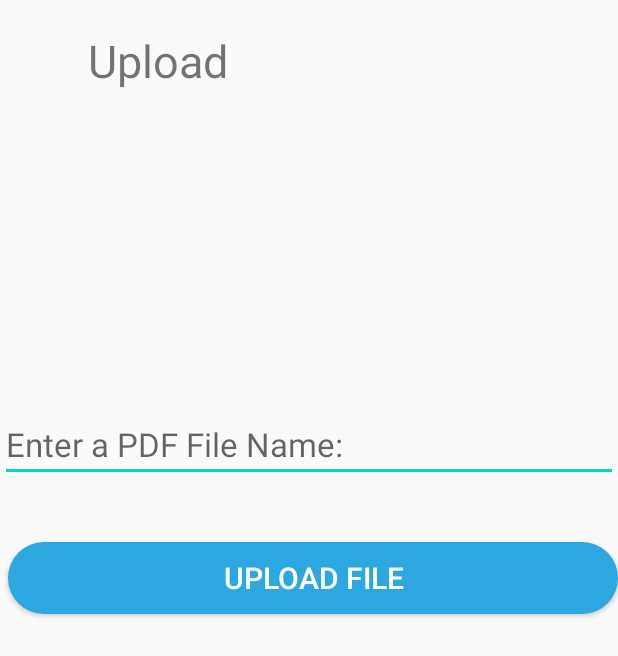
After one commit to HackathonProjects2020-2021/Rapidemics, an Android app: the uploadReport screen opened directly, with no data from a screen before it, on a phone screen of 412 x 824 dp. The commit adds this screen. Shown: the top 656 px of the screen. Run offline under Robolectric (Android 15) with nearby library versions, the phone set to English and light mode, and no system bars; our stand-ins replace Firebase (no records; nobody signed in at launch, a user with empty details on screens opened directly).

Commit message:
timestamp, file upload ui display

```diff
--- a/app/build.gradle
+++ b/app/build.gradle
@@ -37,6 +37,7 @@ dependencies {
     implementation 'com.google.firebase:firebase-auth:19.3.1'
     implementation 'androidx.constraintlayout:constraintlayout:1.1.3'
     implementation 'androidx.cardview:cardview:1.0.0'
+    implementation 'com.google.firebase:firebase-storage:16.0.4'
     testImplementation 'junit:junit:4.12'
     androidTestImplementation 'androidx.test.ext:junit:1.1.1'
     androidTestImplementation 'androidx.test.espresso:espresso-core:3.2.0'
@@ -45,5 +46,4 @@ dependencies {
     implementation 'com.google.firebase:firebase-database:19.3.0'
 
 
-
 }
--- /dev/null
+++ b/app/src/main/java/app/patientocity/uploadReport.java
@@ -0,0 +1,102 @@
+package app.patientocity;
+
+import androidx.annotation.Nullable;
+import androidx.appcompat.app.AppCompatActivity;
+
+import android.app.ProgressDialog;
+import android.content.Intent;
+import android.net.Uri;
+import android.os.Bundle;
+import android.view.View;
+import android.widget.Button;
+import android.widget.EditText;
+import android.widget.Toast;
+
+import com.google.android.gms.tasks.OnSuccessListener;
+import com.google.android.gms.tasks.Task;
+import com.google.firebase.database.DatabaseReference;
+import com.google.firebase.database.FirebaseDatabase;
+import com.google.firebase.storage.FirebaseStorage;
+import com.google.firebase.storage.OnProgressListener;
+import com.google.firebase.storage.StorageReference;
+import com.google.firebase.storage.UploadTask;
+
+public class uploadReport extends AppCompatActivity {
+
+    EditText editPDFName;
+    Button addPDF;
+
+    StorageReference storageReference;
+    DatabaseReference databaseReference;
+
+    @Override
+    protected void onCreate(Bundle savedInstanceState) {
+        super.onCreate(savedInstanceState);
+        setContentView(R.layout.activity_upload_report);
+
+        editPDFName=(EditText)findViewById(R.id.editFileName);
+        addPDF = (Button)(findViewById(R.id.file));
+
+        storageReference = FirebaseStorage.getInstance().getReference();
+        databaseReference = FirebaseDatabase.getInstance().getReference("uploads");
+
+        addPDF.setOnClickListener(new View.OnClickListener() {
+            @Override
+            public void onClick(View v) {
+                selectPDFFILE();
+            }
+        });
+
+
+
+
+
+
+    }
+
+    private void selectPDFFILE(){
+        Intent intent = new Intent();
+        intent.setType("application/pdf");
+        intent.setAction(Intent.ACTION_GET_CONTENT);
+        startActivityForResult(Intent.createChooser(intent,"Select PDF File"),1);
+    }
+
+    @Override
+    protected void onActivityResult(int requestCode, int resultCode, @Nullable  Intent data){
+        super.onActivityResult(requestCode,resultCode,data);
+
+        if(requestCode == 1 && resultCode == RESULT_OK && data!=null && data.getData()!=null){
+            uploadPDFFile(data.getData());
+        }
+    }
+
+    private void uploadPDFFile(Uri data){
+
+        final ProgressDialog progressDialog = new ProgressDialog(this);
+        progressDialog.setTitle("Uploading...");
+        progressDialog.show();
+
+        StorageReference reference = storageReference.child("uploads/"+System.currentTimeMillis()+".pdf");
+        reference.putFile(data).addOnSuccessListener(new OnSuccessListener<UploadTask.TaskSnapshot>() {
+            @Override
+            public void onSuccess(UploadTask.TaskSnapshot taskSnapshot) {
+                Task<Uri> uri = taskSnapshot.getStorage().getDownloadUrl();
+                while(!uri.isComplete());
+                Uri url = uri.getResult();
+
+                pdf uploadpdf =  new pdf(editPDFName.getText().toString(),url.toString());
+                databaseReference.child(databaseReference.push().getKey()).setValue(uploadpdf);
+                Toast.makeText(uploadReport.this,"File Upload",Toast.LENGTH_SHORT).show();
+                progressDialog.dismiss();
+            }
+        }).addOnProgressListener(new OnProgressListener<UploadTask.TaskSnapshot>() {
+            @Override
+            public void onProgress(UploadTask.TaskSnapshot taskSnapshot) {
+                double progress = (100.0*taskSnapshot.getBytesTransferred())/taskSnapshot.getTotalByteCount();
+
+                progressDialog.setMessage("Uploaded"+(int)progress+"%");
+            }
+        });
+    }
+
+}
--- /dev/null
+++ b/app/src/main/res/layout/activity_upload_report.xml
@@ -0,0 +1,41 @@
+<?xml version="1.0" encoding="utf-8"?>
+<LinearLayout
+    xmlns:android="http://schemas.android.com/apk/res/android"
+    android:layout_width="match_parent"
+    android:layout_height="match_parent"
+    android:orientation="vertical">
+
+    <TextView
+        android:layout_width="211dp"
+        android:layout_height="51dp"
+        android:layout_marginTop="20dp"
+        android:fontFamily="sans-serif"
+        android:text="Upload"
+        android:textAlignment="center"
+        android:textSize="30sp"
+
+        ></TextView>
+
+    <EditText
+        android:id="@+id/editFileName"
+        android:layout_width="match_parent"
+        android:layout_height="wrap_content"
+        android:layout_marginTop="200dp"
+        android:autofillHints=""
+        android:hint="Enter a PDF File Name:"
+        android:textSize="22sp" />
+
+    <Button
+        android:id="@+id/file"
+        android:layout_width="match_parent"
+        android:layout_height="wrap_content"
+        android:layout_marginLeft="5dp"
+        android:layout_marginTop="40dp"
+        android:background="@drawable/button"
+        android:text="Upload File"
+        android:textColor="#ffffff"
+        android:textSize="20sp" />
+
+
+
+</LinearLayout>
```
Also changed, not shown: app/src/main/AndroidManifest.xml (+8 -3 lines), app/src/main/java/app/patientocity/addReports.java (+28 -47 lines), app/src/main/java/app/patientocity/patient.java (+7 -1 lines), app/src/main/java/app/patientocity/pdf.java (added, +24 -0 lines), app/src/main/res/layout/activity_add_reports.xml (+46 -34 lines), app/src/main/res/layout/upload_report.xml (added, +35 -0 lines).
